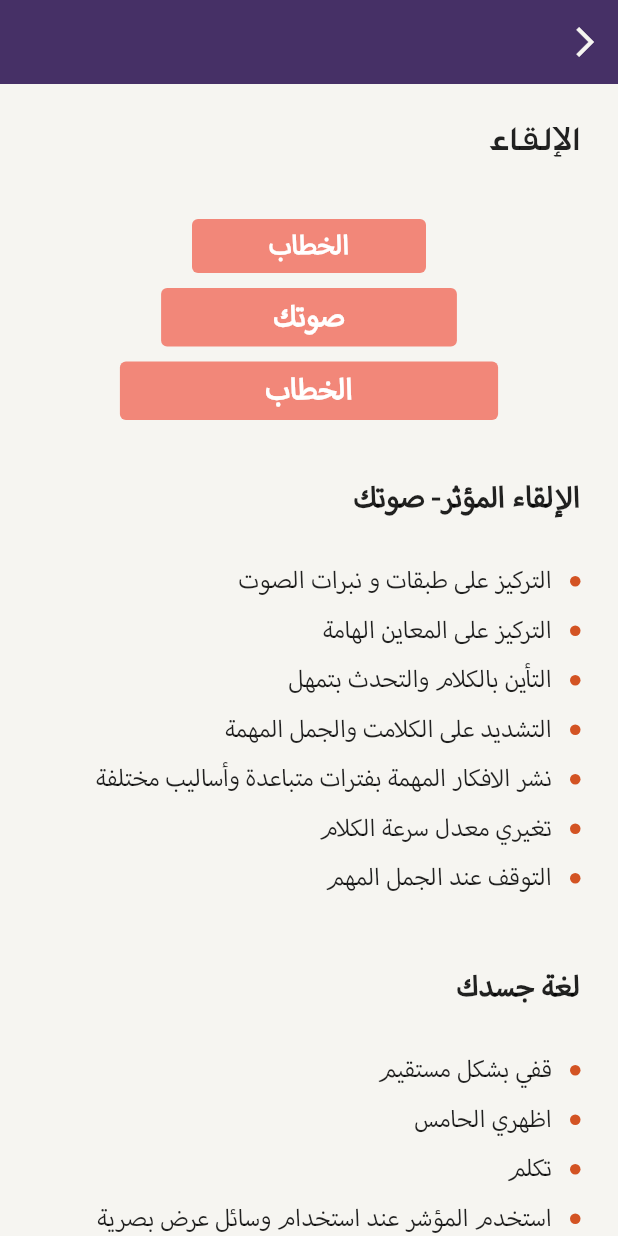
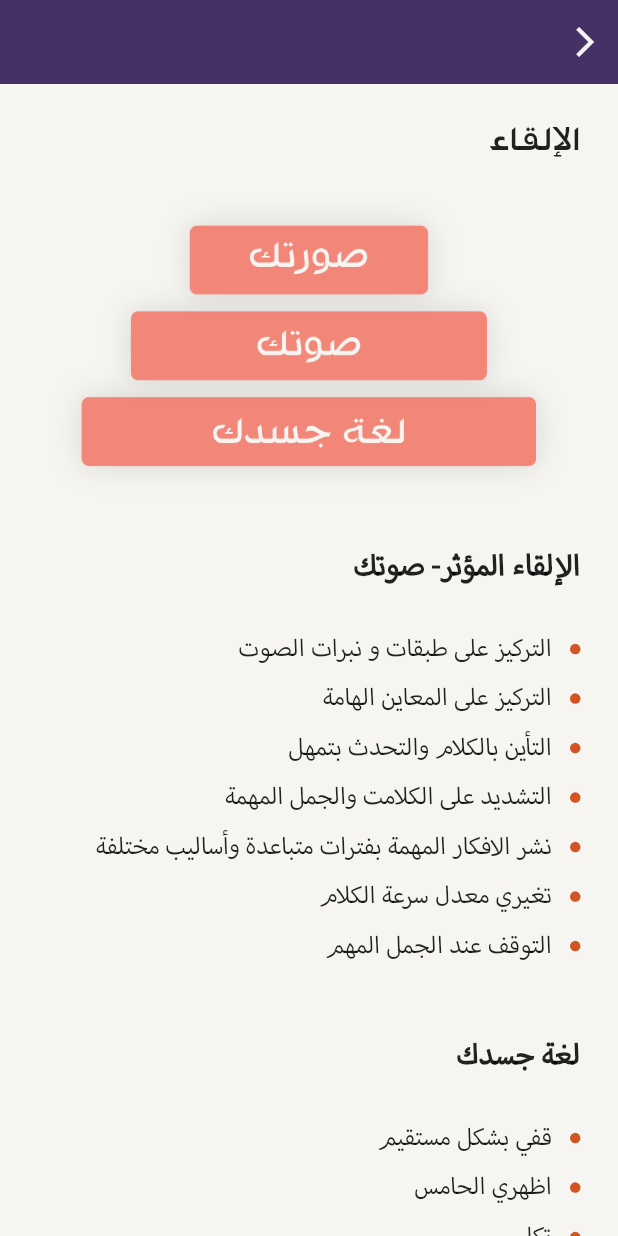
Before and after one commit to ashraf459810/waaea, a Flutter app: the ElqaaXattabScreen screen opened by its route, on a phone screen of 412 x 824 dp. Run offline on Flutter 3.47's test engine with Material 2 defaults, Android fonts, the phone set to English and light mode, and no system bars; missing offline and left inert: dart:ffi.

Commit message:
last version fix bugs 9

```diff
--- a/lib/Constants.dart
+++ b/lib/Constants.dart
@@ -91,6 +91,7 @@ class Constants {
   /// Second Part
   //Images Xattab
   static String xattabChart = 'assets/images/xattab/xattabChart.png';
+  static String sort = 'assets/images/xattab/sort.png';
 
   // Images adawatIntxab
   static String rsalla = 'assets/images/adawatIntxab/rsala.png';
--- a/lib/UI/Screens/SecondPart/MultiTamkeenMaharatScreen/ElqaaXattabScreen.dart
+++ b/lib/UI/Screens/SecondPart/MultiTamkeenMaharatScreen/ElqaaXattabScreen.dart
@@ -44,86 +44,12 @@ class ElqaaXattabScreen extends StatelessWidget {
                       textDirection: TextDirection.rtl,
                     ),
                     SizedBox(
-                      height: 30,
+                      height: 10,
                     ),
-                    Column(
-                      crossAxisAlignment: CrossAxisAlignment.center,
-                      mainAxisAlignment: MainAxisAlignment.center,
-                      children: [
-                        Container(
-                          padding: const EdgeInsets.symmetric(
-                              horizontal: 15, vertical: 2),
-                          margin: EdgeInsets.symmetric(
-                              horizontal: MediaQuery.of(context).size.width / 4,
-                              vertical: 5),
-                          decoration: BoxDecoration(
-                            borderRadius: BorderRadius.circular(4),
-                            color: Constants.lightPinkColor,
-                          ),
-                          child: Center(
-                            child: Text(
-                              "الخطاب",
-                              style: theme(context)
-                                  .textTheme
-                                  .headline5!
-                                  .copyWith(
-                                      fontSize: 22,
-                                      color: Colors.white,
-                                      fontWeight: FontWeight.bold),
-                            ),
-                          ),
-                        ),
-                        Container(
-                          padding: const EdgeInsets.symmetric(
-                              horizontal: 15, vertical: 2),
-                          margin: EdgeInsets.symmetric(
-                              horizontal: MediaQuery.of(context).size.width / 5,
-                              vertical: 5),
-                          decoration: BoxDecoration(
-                            borderRadius: BorderRadius.circular(4),
-                            color: Constants.lightPinkColor,
-                          ),
-                          child: Center(
-                            child: Text(
-                              "صوتك",
-                              style: theme(context)
-                                  .textTheme
-                                  .headline5!
-                                  .copyWith(
-                                      fontSize: 24,
-                                      color: Colors.white,
-                                      fontWeight: FontWeight.bold),
-                            ),
-                          ),
-                        ),
-                        Container(
-                          padding: const EdgeInsets.symmetric(
-                              horizontal: 15, vertical: 2),
-                          margin: EdgeInsets.symmetric(
-                              horizontal:
-                                  MediaQuery.of(context).size.width / 7.5,
-                              vertical: 5),
-                          decoration: BoxDecoration(
-                            borderRadius: BorderRadius.circular(4),
-                            color: Constants.lightPinkColor,
-                          ),
-                          child: Center(
-                            child: Text(
-                              "الخطاب",
-                              style: theme(context)
-                                  .textTheme
-                                  .headline5!
-                                  .copyWith(
-                                      fontSize: 24,
-                                      color: Colors.white,
-                                      fontWeight: FontWeight.bold),
-                            ),
-                          ),
-                        ),
-                      ],
-                    ),
+                    // sortImageCode(context),
+                    Image.asset(Constants.sort),
                     SizedBox(
-                      height: 30,
+                      height: 20,
                     ),
                     Text(
                       "الإلقاء المؤثر- صوتك",
@@ -222,4 +148,67 @@ class ElqaaXattabScreen extends StatelessWidget {
       ),
     );
   }
+
+  Widget sortImageCode(BuildContext context) {
+    return Column(
+      crossAxisAlignment: CrossAxisAlignment.center,
+      mainAxisAlignment: MainAxisAlignment.center,
+      children: [
+        Container(
+          padding: const EdgeInsets.symmetric(horizontal: 15, vertical: 2),
+          margin: EdgeInsets.symmetric(
+              horizontal: MediaQuery.of(context).size.width / 4, vertical: 5),
+          decoration: BoxDecoration(
+            borderRadius: BorderRadius.circular(4),
+            color: Constants.lightPinkColor,
+          ),
+          child: Center(
+            child: Text(
+              "الخطاب",
+              style: theme(context).textTheme.headline5!.copyWith(
+                  fontSize: 22,
+                  color: Colors.white,
+                  fontWeight: FontWeight.bold),
+            ),
+          ),
+        ),
+        Container(
+          padding: const EdgeInsets.symmetric(horizontal: 15, vertical: 2),
+          margin: EdgeInsets.symmetric(
+              horizontal: MediaQuery.of(context).size.width / 5, vertical: 5),
+          decoration: BoxDecoration(
+            borderRadius: BorderRadius.circular(4),
+            color: Constants.lightPinkColor,
+          ),
+          child: Center(
+            child: Text(
+              "صوتك",
+              style: theme(context).textTheme.headline5!.copyWith(
+                  fontSize: 24,
+                  color: Colors.white,
+                  fontWeight: FontWeight.bold),
+            ),
+          ),
+        ),
+        Container(
+          padding: const EdgeInsets.symmetric(horizontal: 15, vertical: 2),
+          margin: EdgeInsets.symmetric(
+              horizontal: MediaQuery.of(context).size.width / 7.5, vertical: 5),
+          decoration: BoxDecoration(
+            borderRadius: BorderRadius.circular(4),
+            color: Constants.lightPinkColor,
+          ),
+          child: Center(
+            child: Text(
+              "الخطاب",
+              style: theme(context).textTheme.headline5!.copyWith(
+                  fontSize: 24,
+                  color: Colors.white,
+                  fontWeight: FontWeight.bold),
+            ),
+          ),
+        ),
+      ],
+    );
+  }
 }
```
Also changed, not shown: lib/UI/Screens/SubCategoriesScreen/SubCategoriesScreen.dart (+20 -13 lines), assets/images/hadadMqrrinScreenshot.png, assets/images/symbol.png, assets/images/xattab/sort.png (added).
